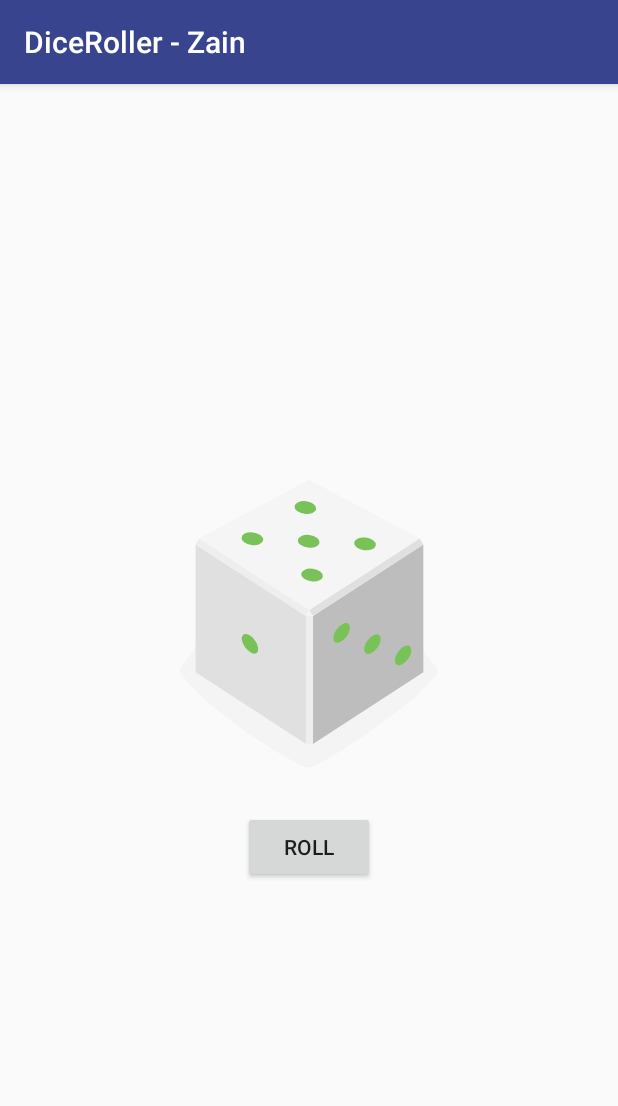
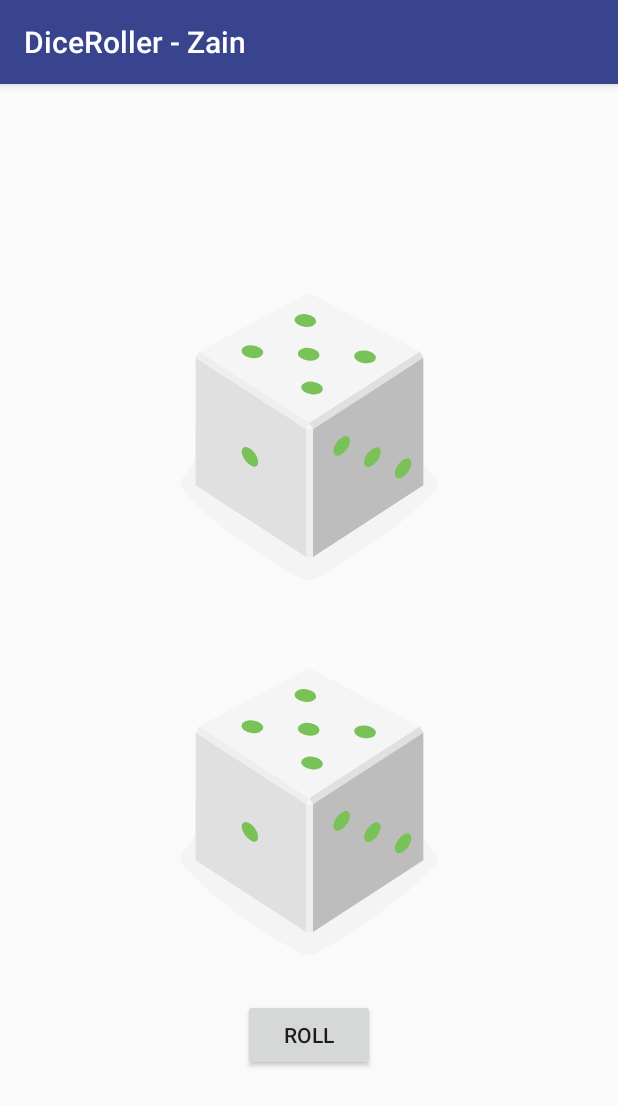
Before and after one commit to nurzainpradana/Dice-Roller, an Android app: the screen it shows after launch (MainActivity), after a tap on "ROLL", on a phone screen of 412 x 824 dp. Shown: the top 1106 px of the screen. Run offline under Robolectric (Android 15) with nearby library versions, the phone set to English and light mode, and no system bars.

```diff
--- a/app/src/main/java/com/example/android/diceroller/MainActivity.kt
+++ b/app/src/main/java/com/example/android/diceroller/MainActivity.kt
@@ -16,6 +16,7 @@ pengguna, selalu gunakan AppCompatActivity
  */
 class MainActivity : AppCompatActivity() {
     lateinit var diceImage : ImageView
+    lateinit var diceImage2 : ImageView
     lateinit var rollButton: Button
     //lateinit var countUpButton: Button
 
@@ -27,9 +28,9 @@ class MainActivity : AppCompatActivity() {
         //val countUpButton: Button = findViewById(R.id.count_up_button)
         rollButton = findViewById(R.id.roll_button)
         diceImage = findViewById(R.id.dice_image)
+        diceImage2 = findViewById(R.id.dice_image2)
 
         rollButton.setOnClickListener { rollDice() }
-        // countUpButton.setOnClickListener { countUp() }
     }
 
     /*
@@ -49,14 +50,15 @@ class MainActivity : AppCompatActivity() {
      */
 
     private fun rollDice(){
-        //Toast.makeText(this, "Button Clicked", Toast.LENGTH_SHORT).show()
-
-        //Variabel untuk mendapatkan angka random dari 1 sampai 6 secara otomatis
+        // function ketika button Roll di klik
+        diceImage.setImageResource(getRandomDiceImage())
+        diceImage2.setImageResource(getRandomDiceImage())
+    }
+    private fun getRandomDiceImage() : Int {
+        // Variabel untuk mendapatkan angka random dari 1 sampai 6 secara otomatis
         val randomInt = (1..6).random()
-        //result_text.text = randomInt.toString()
-        Toast.makeText(this, "Dadu $randomInt", Toast.LENGTH_SHORT).show()
-
-        val drawableResource = when (randomInt){
+        // Mengembalikan nilai drawable
+        return when (randomInt){
             1 -> R.drawable.dice_1
             2 -> R.drawable.dice_2
             3 -> R.drawable.dice_3
@@ -64,7 +66,5 @@ class MainActivity : AppCompatActivity() {
             5 -> R.drawable.dice_5
             else -> R.drawable.dice_6
         }
-
-        diceImage.setImageResource(drawableResource)
     }
 }
--- a/app/src/main/res/layout/activity_main.xml
+++ b/app/src/main/res/layout/activity_main.xml
@@ -24,6 +24,13 @@
         android:layout_gravity="center_horizontal"
         app:srcCompat="@drawable/empty_dice"
         tools:src="@drawable/empty_dice"/>
+    <ImageView
+        android:id="@+id/dice_image2"
+        android:layout_width="wrap_content"
+        android:layout_height="wrap_content"
+        android:layout_gravity="center_horizontal"
+        app:srcCompat="@drawable/empty_dice"
+        tools:src="@drawable/empty_dice"/>
 
     <Button
         android:id="@+id/roll_button"
```
